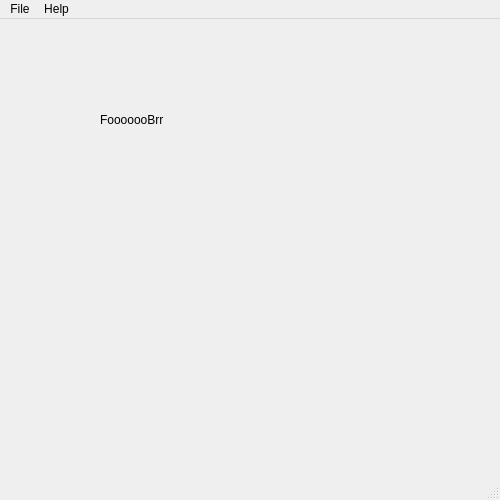
This is BankManagment/Menu.ui in jaroslawroszyk/BankManagment-Qt as Qt 5 draws it before an edit. The edited form follows.
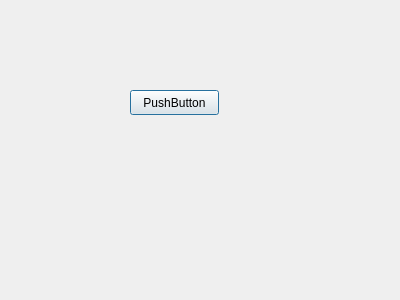
This is the edited form. Icons and pictures are not drawn.

Commit message: [none] Repair broken .ui

Patch:
```diff
--- a/BankManagment/Menu.ui
+++ b/BankManagment/Menu.ui
@@ -1,87 +1,31 @@
 <?xml version="1.0" encoding="UTF-8"?>
 <ui version="4.0">
- <class>LoginWindow</class>
- <widget class="QMainWindow" name="LoginWindow">
-  <property name="enabled">
-   <bool>true</bool>
-  </property>
+ <class>Menu</class>
+ <widget class="QDialog" name="Menu">
   <property name="geometry">
    <rect>
     <x>0</x>
     <y>0</y>
-    <width>500</width>
-    <height>500</height>
+    <width>400</width>
+    <height>300</height>
    </rect>
   </property>
-  <property name="sizePolicy">
-   <sizepolicy hsizetype="Preferred" vsizetype="Preferred">
-    <horstretch>0</horstretch>
-    <verstretch>0</verstretch>
-   </sizepolicy>
-  </property>
-  <property name="minimumSize">
-   <size>
-    <width>500</width>
-    <height>500</height>
-   </size>
-  </property>
   <property name="windowTitle">
    <string>MainWindow</string>
   </property>
-  <widget class="QWidget" name="centralwidget">
-   <widget class="QLabel" name="label">
-    <property name="geometry">
-     <rect>
-      <x>100</x>
-      <y>40</y>
-      <width>161</width>
-      <height>121</height>
-     </rect>
-    </property>
-    <property name="text">
-     <string>FooooooBrr</string>
-    </property>
-   </widget>
-  </widget>
-  <widget class="QMenuBar" name="menubar">
+  <widget class="QPushButton" name="pushButton">
    <property name="geometry">
     <rect>
-     <x>0</x>
-     <y>0</y>
-     <width>500</width>
-     <height>22</height>
+     <x>130</x>
+     <y>90</y>
+     <width>89</width>
+     <height>25</height>
     </rect>
    </property>
-   <widget class="QMenu" name="menuHelp">
-    <property name="title">
-     <string>Help</string>
-    </property>
-    <addaction name="actionAbout"/>
-   </widget>
-   <widget class="QMenu" name="menuFile">
-    <property name="title">
-     <string>File</string>
-    </property>
-    <addaction name="actionExit"/>
-   </widget>
-   <addaction name="menuFile"/>
-   <addaction name="menuHelp"/>
+   <property name="text">
+    <string>PushButton</string>
+   </property>
   </widget>
-  <widget class="QStatusBar" name="statusbar"/>
-  <action name="actionExit">
-   <property name="icon">
-    <iconset resource="Resource.qrc">
-     <normaloff>:/img/exit.png</normaloff>:/img/exit.png</iconset>
-   </property>
-   <property name="text">
-    <string>Exit</string>
-   </property>
-  </action>
-  <action name="actionAbout">
-   <property name="text">
-    <string>About</string>
-   </property>
-  </action>
  </widget>
  <resources>
   <include location="Resource.qrc"/>
```
Left out of the diff: 6 changed lines with no effect on the pictures. The commit also changes 3 other files.
